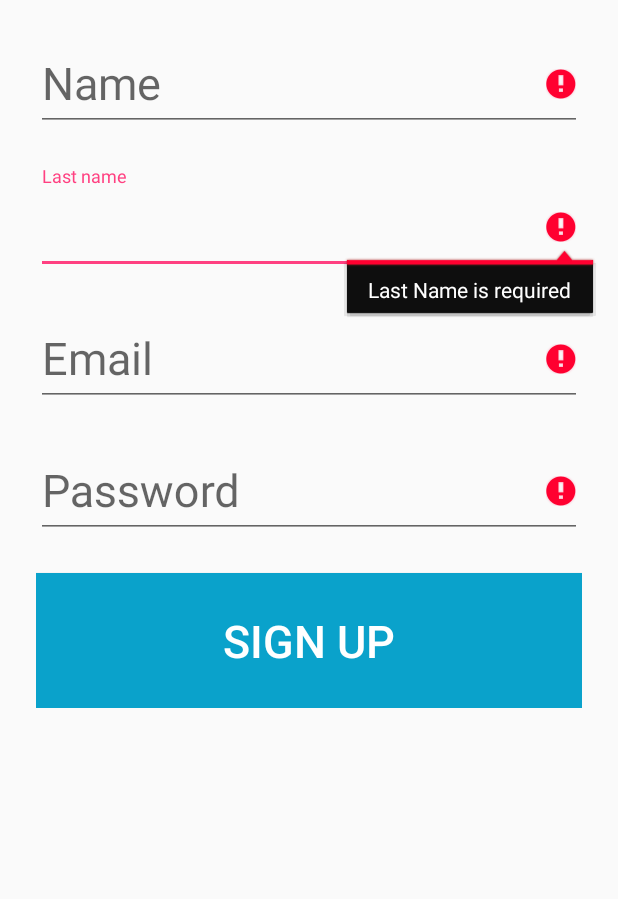
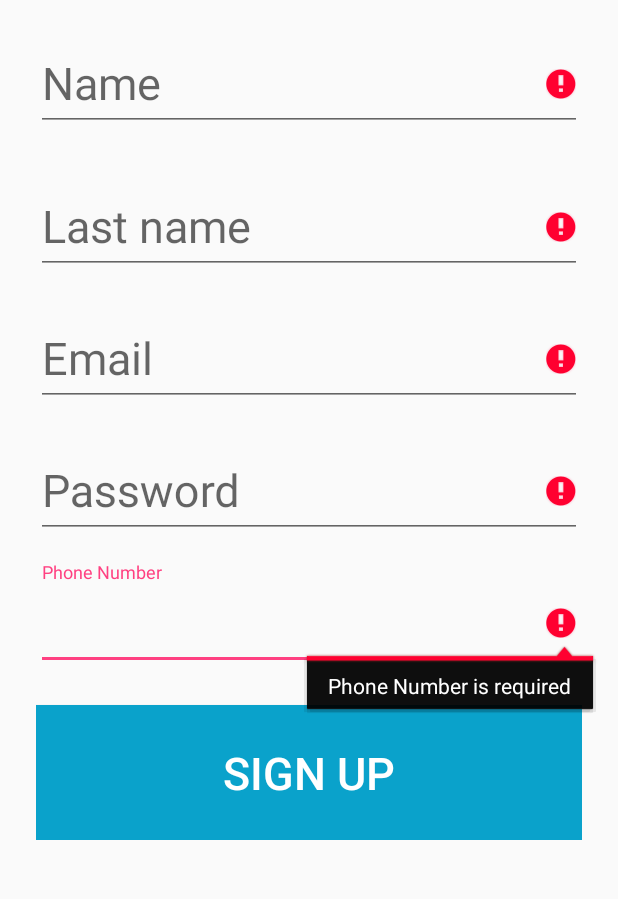
Before and after one commit to Trung-N/Oldtivity-app, an Android app: the SignUpActivity screen opened directly, with no data from a screen before it, after a tap on "SIGN UP", on a phone screen of 412 x 824 dp, the part 268-1167 px from its top. Run offline under Robolectric (Android 15) with nearby library versions, the phone set to English and light mode, and no system bars; our stand-ins replace Firebase (no records; nobody signed in at launch, a user with empty details on screens opened directly).

Commit message:
phone number added for user profile
need to add in host phone number for event creation

```diff
--- a/Oldivity/app/src/main/java/com/example/oldivity/Event.java
+++ b/Oldivity/app/src/main/java/com/example/oldivity/Event.java
@@ -10,13 +10,15 @@ public class Event {
     public String description;
     public String date;
     public String host;
+    public String phoneNumber;
 
-    public Event(String title, String location, String description, String date, String host) {
+    public Event(String title, String location, String description, String date, String host, String phoneNumber) {
         this.title = title;
         this.location = location;
         this.description = description;
         this.date = date;
         this.host = host;
+        this.phoneNumber = phoneNumber;
     }
 
     public String getTitle() {
@@ -36,4 +38,6 @@ public class Event {
     }
 
     public String getHost() { return host;}
+
+    public String getPhoneNumber() { return phoneNumber; }
 }
--- a/Oldivity/app/src/main/java/com/example/oldivity/SignUpActivity.java
+++ b/Oldivity/app/src/main/java/com/example/oldivity/SignUpActivity.java
@@ -24,8 +24,8 @@ public class SignUpActivity extends AppCompatActivity {
 
     private static final String TAG = "EmailPassword";
 
-    private EditText tFirstName, tLastName, tEmail, tPassword;
-    private String firstName, lastName, email, password;
+    private EditText tFirstName, tLastName, tEmail, tPassword, tNumber;
+    private String firstName, lastName, email, password, number;
     private FirebaseAuth mAuth;
     private String uID;
 
@@ -45,6 +45,7 @@ public class SignUpActivity extends AppCompatActivity {
         tLastName = findViewById(R.id.tLastName);
         tEmail = findViewById(R.id.tEmail);
         tPassword = findViewById(R.id.tPassword);
+        tNumber = findViewById(R.id.tNumber);
 
     }
 
@@ -67,6 +68,7 @@ public class SignUpActivity extends AppCompatActivity {
         lastName = tLastName.getText().toString().trim();
         email = tEmail.getText().toString().trim();
         password = tPassword.getText().toString().trim();
+        number = tNumber.getText().toString().trim();
 
         //Create user authenticator & entry in user database
         mAuth.createUserWithEmailAndPassword(email, password)
@@ -80,7 +82,7 @@ public class SignUpActivity extends AppCompatActivity {
                             //Add user information to database with same unique ID as authenticator
                             FirebaseUser user = mAuth.getCurrentUser();
                             uID = user.getUid();
-                            user newUser = new user(firstName, lastName, email);
+                            user newUser = new user(firstName, lastName, email, number);
                             Database.child(uID).setValue(newUser);
 
                             // Inform successful sign-up
@@ -152,6 +154,16 @@ public class SignUpActivity extends AppCompatActivity {
         } else {
             tLastName.setError(null);
         }
+
+        String number = tNumber.getText().toString().trim();
+        if (TextUtils.isEmpty(number)) {
+            tNumber.setError("Phone Number is required");
+            tNumber.requestFocus();
+            valid = false;
+        } else {
+            tNumber.setError(null);
+        }
+
         return valid;
     }
 
--- a/Oldivity/app/src/main/java/com/example/oldivity/profile.java
+++ b/Oldivity/app/src/main/java/com/example/oldivity/profile.java
@@ -81,6 +81,7 @@ public class profile extends AppCompatActivity {
 
     public void goToChats(View view) {
         Intent intent = new Intent(profile.this, MainChatActivity.class);
+        startActivity(intent);
     }
 
     public void Call(View view) {
--- a/Oldivity/app/src/main/java/com/example/oldivity/user.java
+++ b/Oldivity/app/src/main/java/com/example/oldivity/user.java
@@ -5,12 +5,14 @@ public class user {
     public String firstName;
     public String lastName;
     public String email;
+    public String number;
 
 
-    public user(String firstName, String lastName, String email) {
+    public user(String firstName, String lastName, String email, String number) {
         this.firstName = firstName;
         this.lastName  = lastName;
         this.email = email;
+        this.number = number;
     }
 
     public String getFirstName() {
@@ -25,6 +27,8 @@ public class user {
         return email;
     }
 
+    public String getNumber() {return number;}
+
 
 
 }
--- a/Oldivity/app/src/main/res/layout/activity_sign_up.xml
+++ b/Oldivity/app/src/main/res/layout/activity_sign_up.xml
@@ -101,6 +101,22 @@
                     android:textSize="30sp" />
             </android.support.design.widget.TextInputLayout>
 
+            <!--  Phone Number Label -->
+            <android.support.design.widget.TextInputLayout
+                android:layout_width="match_parent"
+                android:layout_height="wrap_content"
+                android:layout_marginBottom="8dp"
+                android:layout_marginTop="8dp">
+
+                <EditText
+                    android:id="@+id/tNumber"
+                    android:layout_width="match_parent"
+                    android:layout_height="wrap_content"
+                    android:hint="Phone Number"
+                    android:inputType="phone"
+                    android:textSize="30sp" />
+            </android.support.design.widget.TextInputLayout>
+
             <!-- Signup Button -->
             <Button
                 android:id="@+id/buttonOK"
```
Also changed, not shown: Oldivity/app/src/main/java/com/example/oldivity/CreateEvent.java (+5 -4 lines), Oldivity/app/src/main/res/layout/activity_my_events.xml (+7 -8 lines).
